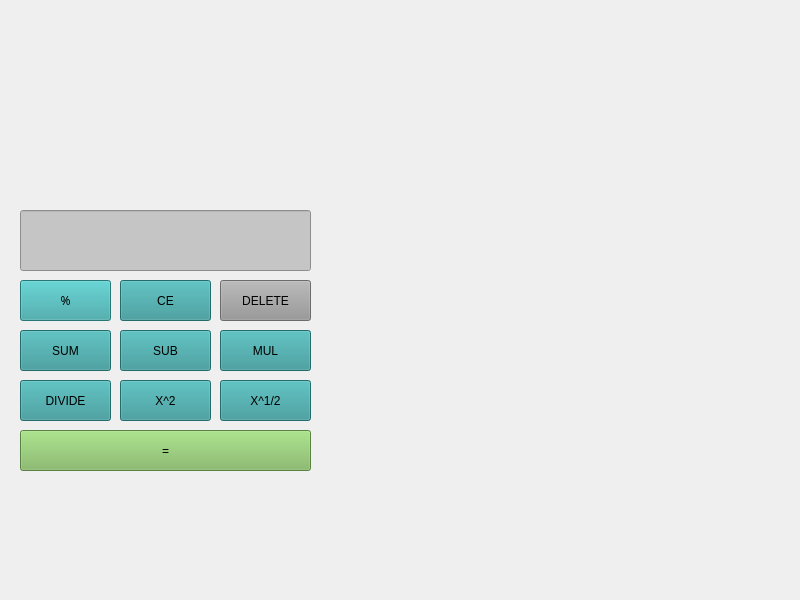
First picture: the form in designer.ui, repository elnazsharia/Assignment14-calculator, before the edit.
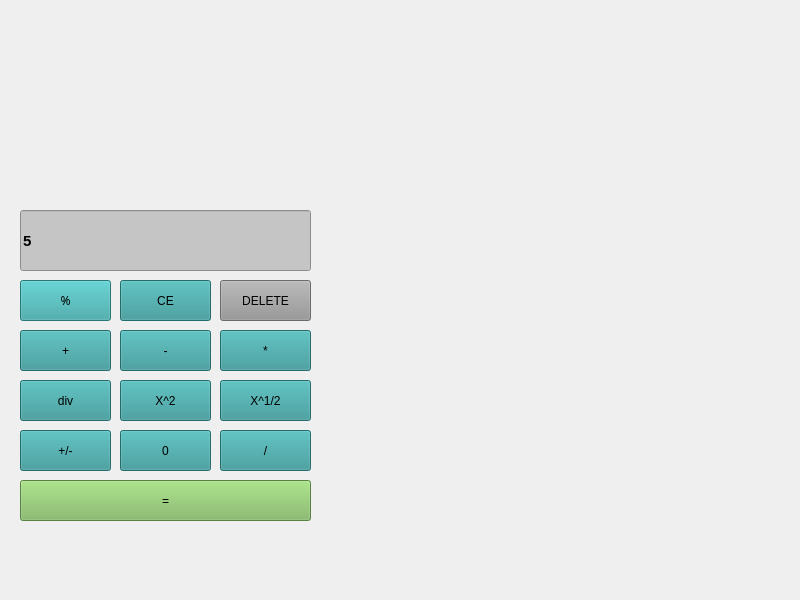
Second picture: the form after the edit.

Commit message: som btn like(+/-,/,0) added

Patch:
```diff
--- a/designer.ui
+++ b/designer.ui
@@ -10,6 +10,12 @@
     <height>600</height>
    </rect>
   </property>
+  <property name="font">
+   <font>
+    <pointsize>16</pointsize>
+    <bold>true</bold>
+   </font>
+  </property>
   <property name="windowTitle">
    <string>MainWindow</string>
   </property>
@@ -89,7 +95,7 @@
      <string notr="true">background-color: rgb(50, 150, 150);</string>
     </property>
     <property name="text">
-     <string>SUM</string>
+     <string>+</string>
     </property>
    </widget>
    <widget class="QPushButton" name="btn_sub">
@@ -105,7 +111,7 @@
      <string notr="true">background-color: rgb(50,150, 150);</string>
     </property>
     <property name="text">
-     <string>SUB</string>
+     <string>-</string>
     </property>
    </widget>
    <widget class="QPushButton" name="btn_div">
@@ -121,7 +127,7 @@
      <string notr="true">background-color: rgb(50, 150, 150);</string>
     </property>
     <property name="text">
-     <string>DIVIDE</string>
+     <string>div</string>
     </property>
    </widget>
    <widget class="QPushButton" name="btn_mul">
@@ -137,7 +143,7 @@
      <string notr="true">background-color: rgb(50, 150, 150);</string>
     </property>
     <property name="text">
-     <string>MUL</string>
+     <string>*</string>
     </property>
    </widget>
    <widget class="QPushButton" name="btn_pow">
@@ -176,7 +182,7 @@
     <property name="geometry">
      <rect>
       <x>20</x>
-      <y>430</y>
+      <y>480</y>
       <width>291</width>
       <height>41</height>
      </rect>
@@ -197,8 +203,65 @@
       <height>61</height>
      </rect>
     </property>
+    <property name="font">
+     <font>
+      <pointsize>11</pointsize>
+      <bold>true</bold>
+     </font>
+    </property>
     <property name="styleSheet">
      <string notr="true">background-color: rgb(197, 197, 197);</string>
+    </property>
+    <property name="text">
+     <string>5</string>
+    </property>
+   </widget>
+   <widget class="QPushButton" name="btn_neg_pos">
+    <property name="geometry">
+     <rect>
+      <x>20</x>
+      <y>430</y>
+      <width>91</width>
+      <height>41</height>
+     </rect>
+    </property>
+    <property name="styleSheet">
+     <string notr="true">background-color: rgb(50, 150, 150);</string>
+    </property>
+    <property name="text">
+     <string>+/-</string>
+    </property>
+   </widget>
+   <widget class="QPushButton" name="btn_ziro">
+    <property name="geometry">
+     <rect>
+      <x>120</x>
+      <y>430</y>
+      <width>91</width>
+      <height>41</height>
+     </rect>
+    </property>
+    <property name="styleSheet">
+     <string notr="true">background-color: rgb(50, 150, 150);</string>
+    </property>
+    <property name="text">
+     <string>0</string>
+    </property>
+   </widget>
+   <widget class="QPushButton" name="btn_momayez">
+    <property name="geometry">
+     <rect>
+      <x>220</x>
+      <y>430</y>
+      <width>91</width>
+      <height>41</height>
+     </rect>
+    </property>
+    <property name="styleSheet">
+     <string notr="true">background-color: rgb(50, 150, 150);</string>
+    </property>
+    <property name="text">
+     <string>/</string>
     </property>
    </widget>
   </widget>
```
The commit also changes 1 other file.
